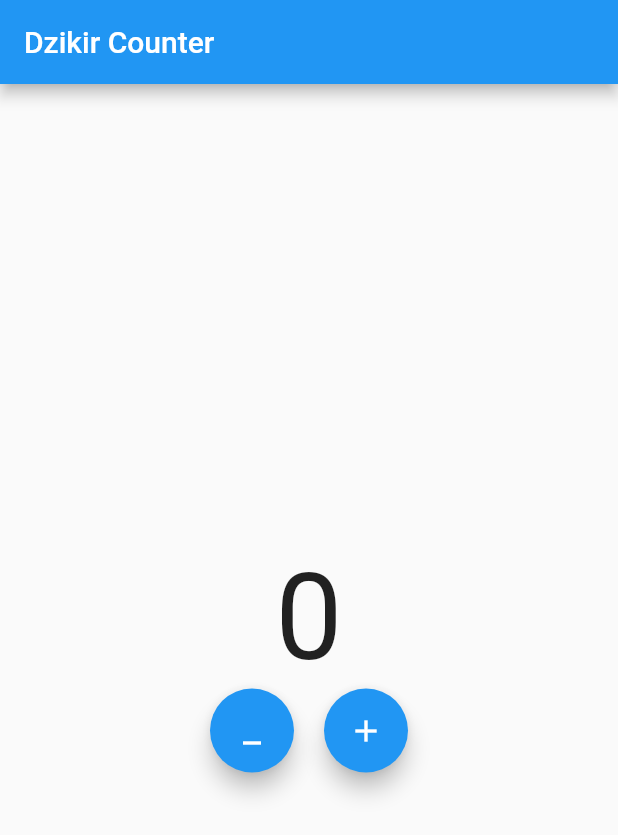
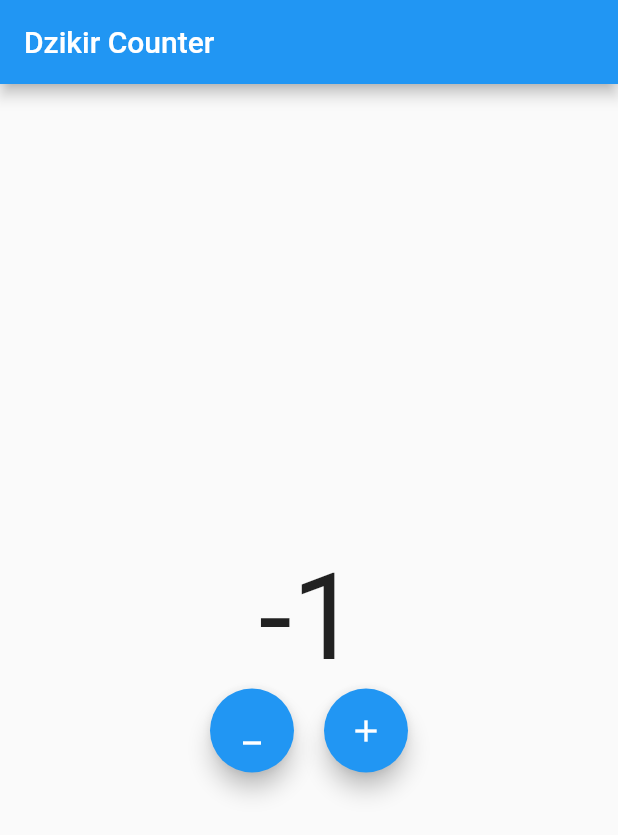
Before and after one commit to rizkitriandani/flutter_mobx_tutorials, a Flutter app: the screen it shows after launch, after a tap on the "minimize" icon, on a phone screen of 412 x 824 dp. Shown: the top 835 px of the screen. Run offline on Flutter 3.47's test engine with Material 2 defaults, Android fonts, the phone set to English and light mode, and no system bars; our stand-ins replace flutter_mobx, mobx; generated files the repository leaves out were written again.

Commit message:
Add DzikirCounter Stores.

```diff
--- a/lib/main.dart
+++ b/lib/main.dart
@@ -1,4 +1,8 @@
 import 'package:flutter/material.dart';
+import 'package:flutter_mobx/flutter_mobx.dart';
+import 'package:flutter_mobx_tutorials/stores/dzikir_counter.dart';
+
+final DzikirCounterStores dzikirCounter = DzikirCounterStores();
 
 void main() {
   runApp(MyApp());
@@ -23,13 +27,19 @@ class MainPage extends StatelessWidget {
        child: Column(
          mainAxisAlignment: MainAxisAlignment.center,
          children: [
-           Text("0", style: TextStyle(fontSize: 80),),
+           Observer(builder: (context) => Text(dzikirCounter.dzikirCount.toString(), style: TextStyle(fontSize: 80),)),
            Row(
              mainAxisAlignment: MainAxisAlignment.center,
              children: [
-               FloatingActionButton(onPressed: (){}, child:Icon(Icons.minimize),),
+               FloatingActionButton(onPressed: (){
+                 //add action
+                 dzikirCounter.decreaseDzikirCount();
+               }, child:Icon(Icons.minimize),),
                SizedBox(width:20),
-               FloatingActionButton(onPressed: (){}, child:Icon(Icons.add),),
+               FloatingActionButton(onPressed: (){
+                 //add action
+                 dzikirCounter.increaseDzikirCount();
+               }, child:Icon(Icons.add),),
              ],
            ),
 
```
Also changed, not shown: lib/stores/dzikir_counter.dart (added, +21 -0 lines), lib/stores/dzikir_counter.g.dart (added).
